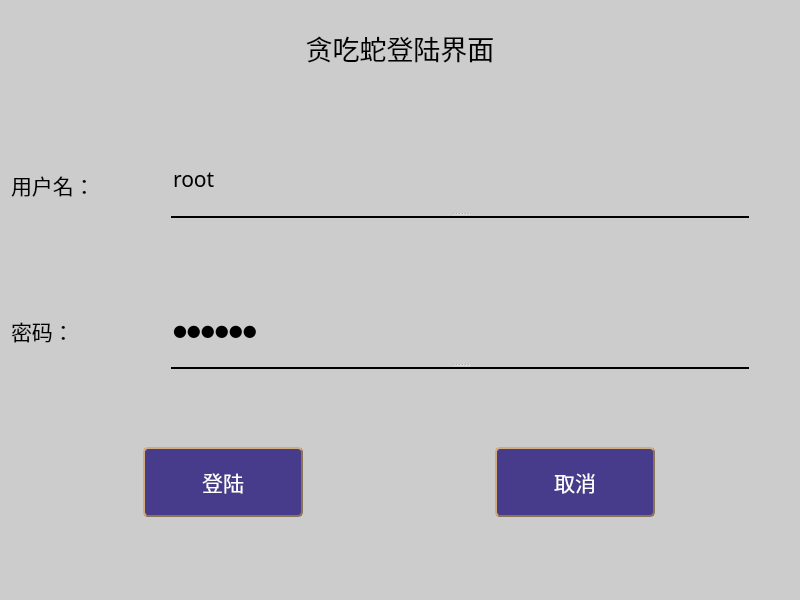
First picture: the form in code/login.ui, repository IKUN369/fivechess, before the edit.
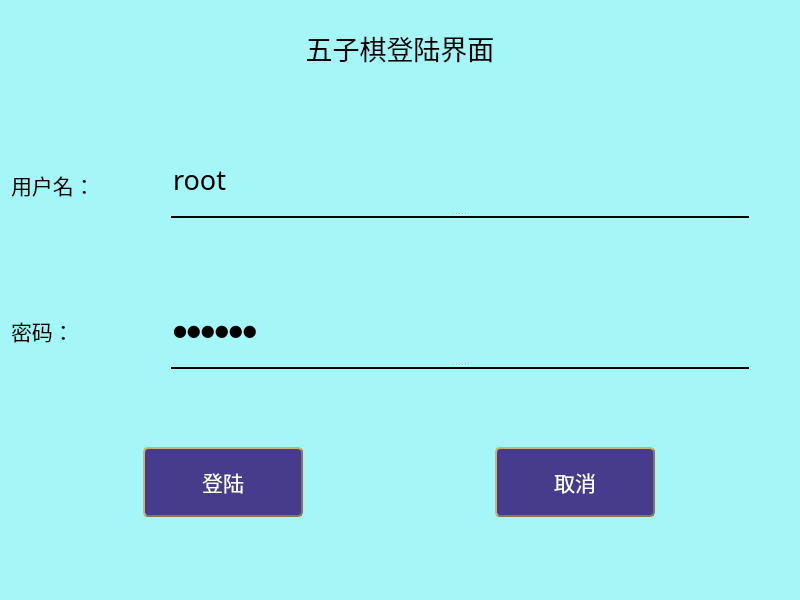
Second picture: the form after the edit.

Diff of the .ui file:
```diff
--- a/code/login.ui
+++ b/code/login.ui
@@ -31,7 +31,7 @@
    <string>Form</string>
   </property>
   <property name="styleSheet">
-   <string notr="true">QWidget#Login{background-color: rgb(204, 204, 204);}
+   <string notr="true">QWidget#Login{background-color: rgb(165, 247, 247);}
 
 
 QPushButton{
@@ -81,7 +81,7 @@
       </font>
      </property>
      <property name="text">
-      <string>贪吃蛇登陆界面</string>
+      <string>五子棋登陆界面</string>
      </property>
      <property name="alignment">
       <set>Qt::AlignCenter</set>
@@ -149,13 +149,13 @@
         <property name="font">
          <font>
           <family>黑体</family>
-          <pointsize>16</pointsize>
+          <pointsize>20</pointsize>
          </font>
         </property>
         <property name="styleSheet">
          <string notr="true">QLineEdit{ border: none}
 QLineEdit{color: rgba(0, 0, 0， 40); }
-QLineEdit{background-color: rgb(204, 204, 204);}
+QLineEdit{background-color: rgb(165, 247, 247);}
 </string>
         </property>
         <property name="text">
@@ -270,7 +270,7 @@
         </property>
         <property name="styleSheet">
          <string notr="true">QLineEdit{ border: none}
-QLineEdit{background-color: rgb(204, 204, 204);}</string>
+QLineEdit{background-color: rgb(165, 247, 247);}</string>
         </property>
         <property name="text">
          <string>000000</string>
```
